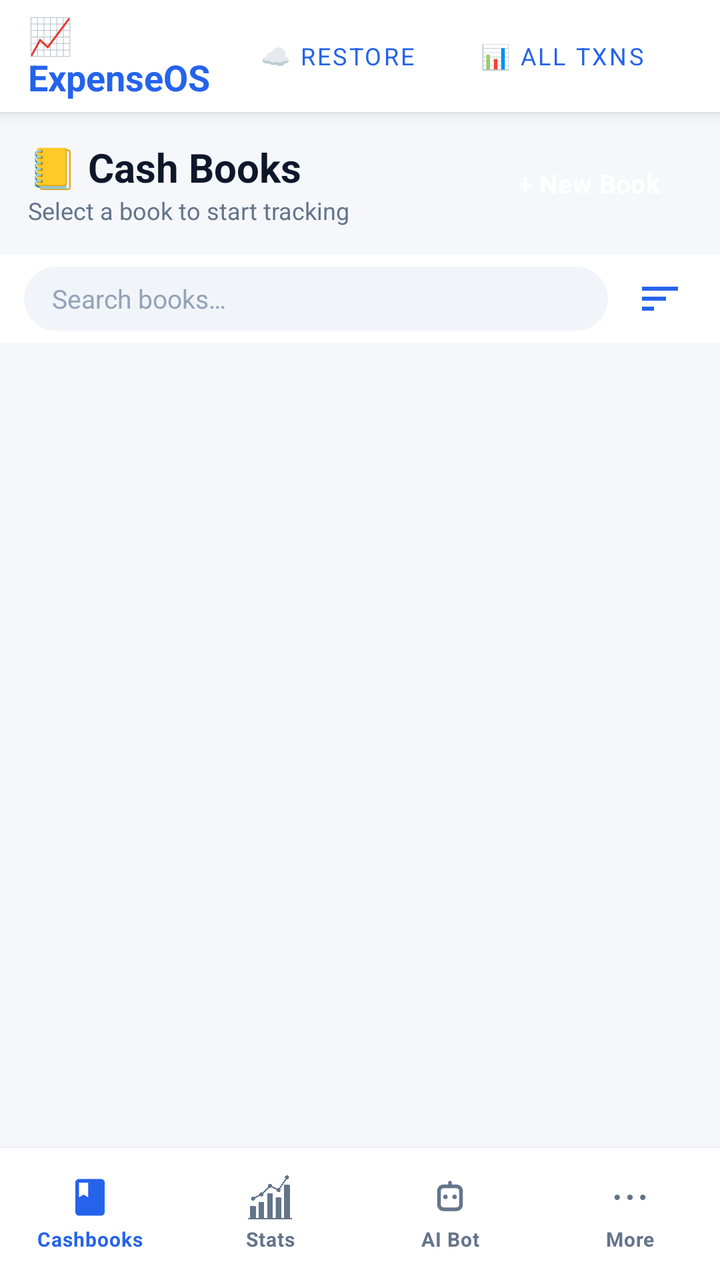
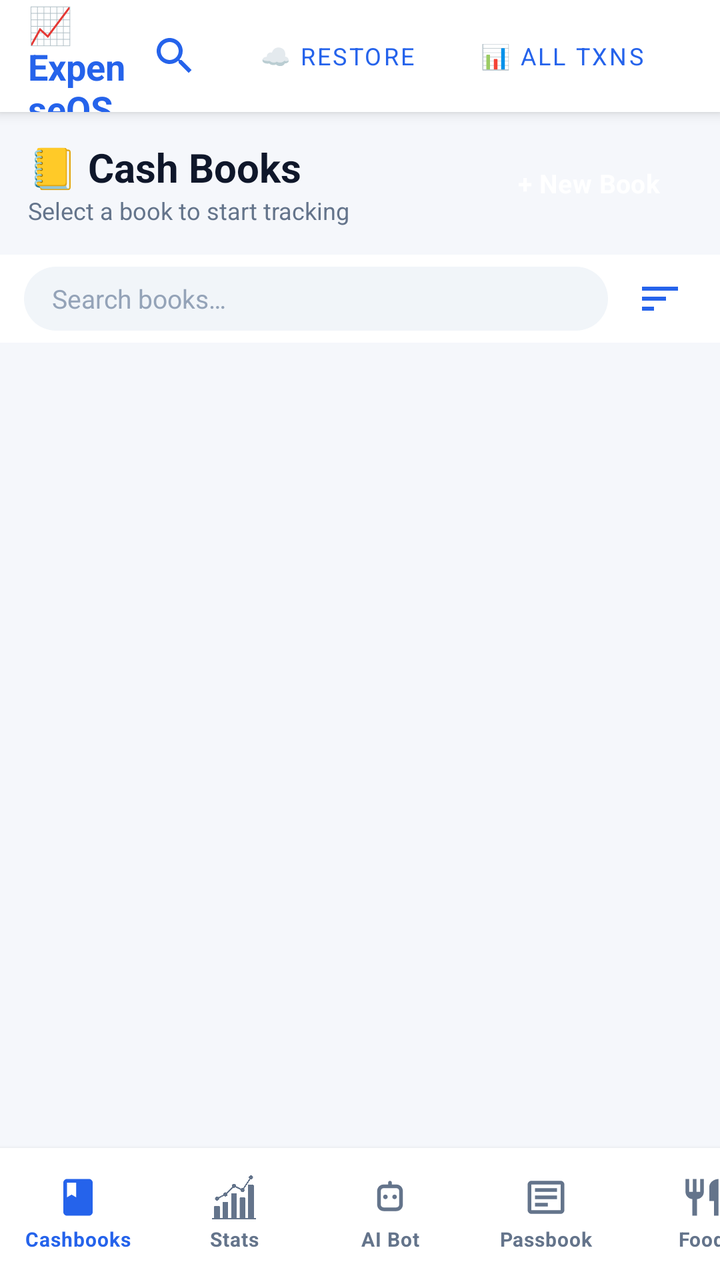

Two renders of the same Android screen: before a commit and after it. Below are the layout's source before the change and the commit's diff.
<!-- AndroidManifest.xml: activity theme Theme.ExpenseOS.Splash -->
<!-- res/layout/activity_main.xml -->
<?xml version="1.0" encoding="utf-8"?>
<LinearLayout xmlns:android="http://schemas.android.com/apk/res/android"
    xmlns:app="http://schemas.android.com/apk/res-auto"
    android:layout_width="match_parent"
    android:layout_height="match_parent"
    android:background="@color/bg"
    android:orientation="vertical">

    
    <LinearLayout
        android:layout_width="match_parent"
        android:layout_height="56dp"
        android:background="@color/nav_bg"
        android:elevation="4dp"
        android:gravity="center_vertical"
        android:orientation="horizontal"
        android:paddingHorizontal="14dp">

        <TextView
            android:layout_width="0dp"
            android:layout_height="wrap_content"
            android:layout_weight="1"
            android:text="📈 ExpenseOS"
            android:textColor="@color/primary"
            android:textSize="18sp"
            android:textStyle="bold" />

        <Button
            android:id="@+id/btnRestoreCloud"
            style="@style/Widget.MaterialComponents.Button.OutlinedButton"
            android:layout_width="wrap_content"
            android:layout_height="36dp"
            android:text="☁ Restore"
            android:textSize="12sp" />

        <Button
            android:id="@+id/btnAllTxn"
            style="@style/Widget.MaterialComponents.Button.OutlinedButton"
            android:layout_width="wrap_content"
            android:layout_height="36dp"
            android:layout_marginEnd="8dp"
            android:text="📊 All Txns"
            android:textSize="12sp" />
    </LinearLayout>

    
    <LinearLayout
        android:layout_width="match_parent"
        android:layout_height="0dp"
        android:layout_weight="1"
        android:orientation="vertical">

        
        <LinearLayout
            android:layout_width="match_parent"
            android:layout_height="wrap_content"
            android:gravity="center_vertical"
            android:orientation="horizontal"
            android:padding="14dp">

            <LinearLayout
                android:layout_width="0dp"
                android:layout_height="wrap_content"
                android:layout_weight="1"
                android:orientation="vertical">

                <TextView
                    android:layout_width="wrap_content"
                    android:layout_height="wrap_content"
                    android:text="📒 Cash Books"
                    android:textColor="@color/text"
                    android:textSize="20sp"
                    android:textStyle="bold" />

                <TextView
                    android:layout_width="wrap_content"
                    android:layout_height="wrap_content"
                    android:text="Select a book to start tracking"
                    android:textColor="@color/text_muted"
                    android:textSize="12sp" />
            </LinearLayout>

            <Button
                android:id="@+id/btnNewBook"
                style="@style/BtnPrimary"
                android:layout_width="wrap_content"
                android:layout_height="40dp"
                android:text="+ New Book"
                android:textSize="13sp" />
        </LinearLayout>

        
        <LinearLayout
            android:layout_width="match_parent"
            android:layout_height="44dp"
            android:background="@color/nav_bg"
            android:gravity="center_vertical"
            android:orientation="horizontal"
            android:paddingHorizontal="12dp"
            android:paddingVertical="6dp">

            <EditText
                android:id="@+id/etBookSearch"
                android:layout_width="0dp"
                android:layout_height="match_parent"
                android:layout_marginEnd="8dp"
                android:layout_weight="1"
                android:background="@drawable/bg_search_field"
                android:hint="Search books…"
                android:imeOptions="actionSearch"
                android:importantForAutofill="no"
                android:inputType="text"
                android:paddingHorizontal="16dp"
                android:textSize="13sp" />

            <ImageButton
                android:id="@+id/btnBookSort"
                android:layout_width="36dp"
                android:layout_height="36dp"
                android:background="?attr/selectableItemBackgroundBorderless"
                android:contentDescription="Sort books"
                android:padding="6dp"
                android:src="@drawable/ic_sort"
                android:tint="@color/primary" />
        </LinearLayout>

        
        <androidx.recyclerview.widget.RecyclerView
            android:id="@+id/rvBooks"
            android:layout_width="match_parent"
            android:layout_height="match_parent"
            android:clipToPadding="false"
            android:layoutAnimation="@anim/layout_animation_fall_down"
            android:padding="6dp" />
    </LinearLayout>

    
    <LinearLayout
        android:layout_width="match_parent"
        android:layout_height="@dimen/bottom_nav_height"
        android:background="@color/nav_bg"
        android:elevation="@dimen/elevation_2"
        android:orientation="horizontal">

        <LinearLayout
            android:id="@+id/navCashbooks"
            style="@style/NavItem">

            <ImageView
                android:id="@+id/navCashbooksIcon"
                android:layout_width="22dp"
                android:layout_height="22dp"
                android:contentDescription="@null"
                android:src="@drawable/ic_book"
                app:tint="@color/primary" />

            <TextView
                android:id="@+id/navCashbooksLabel"
                style="@style/NavLabel"
                android:layout_width="wrap_content"
                android:layout_height="wrap_content"
                android:text="Cashbooks"
                android:textColor="@color/primary" />
        </LinearLayout>

        <LinearLayout
            android:id="@+id/navStats"
            style="@style/NavItem">

            <ImageView
                android:id="@+id/navStatsIcon"
                android:layout_width="22dp"
                android:layout_height="22dp"
                android:contentDescription="@null"
                android:src="@drawable/ic_stats"
                app:tint="@color/text_muted" />

            <TextView
                android:id="@+id/navStatsLabel"
                style="@style/NavLabel"
                android:layout_width="wrap_content"
                android:layout_height="wrap_content"
                android:text="Stats"
                android:textColor="@color/text_muted" />
        </LinearLayout>

        <LinearLayout
            android:id="@+id/navAiAssistant"
            style="@style/NavItem">

            <ImageView
                android:id="@+id/navAiIcon"
                android:layout_width="22dp"
                android:layout_height="22dp"
                android:contentDescription="@null"
                android:src="@drawable/ic_ai"
                app:tint="@color/text_muted" />

            <TextView
                android:id="@+id/navAiAssistantLabel"
                style="@style/NavLabel"
                android:layout_width="wrap_content"
                android:layout_height="wrap_content"
                android:text="AI Bot"
                android:textColor="@color/text_muted" />
        </LinearLayout>

        <LinearLayout
            android:id="@+id/navMore"
            style="@style/NavItem">

            <ImageView
                android:id="@+id/navMoreIcon"
                android:layout_width="22dp"
                android:layout_height="22dp"
                android:contentDescription="@null"
                android:src="@drawable/ic_more"
                app:tint="@color/text_muted" />

            <TextView
                android:id="@+id/navMoreLabel"
                style="@style/NavLabel"
                android:layout_width="wrap_content"
                android:layout_height="wrap_content"
                android:text="More"
                android:textColor="@color/text_muted" />
        </LinearLayout>
    </LinearLayout>
</LinearLayout>
<!-- resources referenced by this layout -->
<resources>
  <color name="bg">#F5F7FB</color>
  <color name="nav_bg">#FFFFFF</color>
  <color name="primary">#2563EB</color>
  <color name="text">#0F172A</color>
  <color name="text_muted">#64748B</color>
  <dimen name="bottom_nav_height">66dp</dimen>
  <dimen name="elevation_2">3dp</dimen>
  <style name="BtnPrimary" parent="BtnBase">
          <item name="backgroundTint">@color/primary</item>
          <item name="android:textColor">@color/on_primary</item>
      </style>
  <style name="NavLabel" parent="Text.Caption">
          <item name="android:textSize">10sp</item>
          <item name="android:textStyle">bold</item>
          <item name="android:layout_marginTop">3dp</item>
      </style>
  <style name="Theme.ExpenseOS.Splash" parent="Theme.ExpenseOS">
          <item name="android:windowBackground">@drawable/splash_logo_background</item>
      </style>
  <color name="surface_2">#F1F5F9</color>
  <color name="on_primary">#FFFFFF</color>
  <dimen name="type_subtitle">15sp</dimen>
  <dimen name="touch_target">48dp</dimen>
  <dimen name="type_caption">12sp</dimen>
  <color name="primary_dark">#1D4ED8</color>
  <color name="secondary">#0F766E</color>
  <color name="secondary_dark">#115E59</color>
  <color name="surface">#FFFFFF</color>
  <color name="danger">#E11D48</color>
  <color name="text_hint">#94A3B8</color>
  <style name="ThemeOverlay.ExpenseOS.BottomSheet" parent="ThemeOverlay.MaterialComponents.BottomSheetDialog">
          <item name="bottomSheetStyle">@style/Widget.ExpenseOS.BottomSheet</item>
      </style>
  <dimen name="type_body">14sp</dimen>
  <dimen name="input_height">50dp</dimen>
  <style name="ShapeAppearance.ExpenseOS.Dialog" parent="ShapeAppearance.MaterialComponents.MediumComponent">
          <item name="cornerFamily">rounded</item>
          <item name="cornerSize">26dp</item>
      </style>
  <!-- unchanged entries left out for length: 17 -->
</resources>

<!-- the commit's change to res/layout/activity_main.xml (unified diff, before → after) -->
@@ -24,6 +24,17 @@
             android:textColor="@color/primary"
             android:textSize="18sp"
             android:textStyle="bold" />
+
+        <ImageButton
+            android:id="@+id/btnGlobalSearch"
+            android:layout_width="36dp"
+            android:layout_height="36dp"
+            android:layout_marginEnd="8dp"
+            android:background="?attr/selectableItemBackgroundBorderless"
+            android:contentDescription="Global search"
+            android:padding="7dp"
+            android:src="@drawable/ic_search"
+            app:tint="@color/primary" />
 
         <Button
             android:id="@+id/btnRestoreCloud"
@@ -135,95 +146,179 @@
     </LinearLayout>
 
     
-    <LinearLayout
+    <HorizontalScrollView
         android:layout_width="match_parent"
         android:layout_height="@dimen/bottom_nav_height"
         android:background="@color/nav_bg"
         android:elevation="@dimen/elevation_2"
-        android:orientation="horizontal">
+        android:fillViewport="true"
+        android:scrollbars="none">
 
         <LinearLayout
-            android:id="@+id/navCashbooks"
-            style="@style/NavItem">
-
-            <ImageView
-                android:id="@+id/navCashbooksIcon"
-                android:layout_width="22dp"
-                android:layout_height="22dp"
-                android:contentDescription="@null"
-                android:src="@drawable/ic_book"
-                app:tint="@color/primary" />
-
-            <TextView
-                android:id="@+id/navCashbooksLabel"
-                style="@style/NavLabel"
-                android:layout_width="wrap_content"
-                android:layout_height="wrap_content"
-                android:text="Cashbooks"
-                android:textColor="@color/primary" />
+            android:layout_width="wrap_content"
+            android:layout_height="match_parent"
+            android:orientation="horizontal">
+
+            <LinearLayout
+                android:id="@+id/navCashbooks"
+                style="@style/NavItem"
+                android:layout_width="78dp"
+                android:layout_weight="0">
+
+                <ImageView
+                    android:id="@+id/navCashbooksIcon"
+                    android:layout_width="22dp"
+                    android:layout_height="22dp"
+                    android:contentDescription="@null"
+                    android:src="@drawable/ic_book"
+                    app:tint="@color/primary" />
+
+                <TextView
+                    android:id="@+id/navCashbooksLabel"
+                    style="@style/NavLabel"
+                    android:layout_width="wrap_content"
+                    android:layout_height="wrap_content"
+                    android:text="Cashbooks"
+                    android:textColor="@color/primary" />
+            </LinearLayout>
+
+            <LinearLayout
+                android:id="@+id/navStats"
+                style="@style/NavItem"
+                android:layout_width="78dp"
+                android:layout_weight="0">
+
+                <ImageView
+                    android:id="@+id/navStatsIcon"
+                    android:layout_width="22dp"
+                    android:layout_height="22dp"
+                    android:contentDescription="@null"
+                    android:src="@drawable/ic_stats"
+                    app:tint="@color/text_muted" />
+
+                <TextView
+                    android:id="@+id/navStatsLabel"
+                    style="@style/NavLabel"
+                    android:layout_width="wrap_content"
+                    android:layout_height="wrap_content"
+                    android:text="Stats"
+                    android:textColor="@color/text_muted" />
+            </LinearLayout>
+
+            <LinearLayout
+                android:id="@+id/navAiAssistant"
+                style="@style/NavItem"
+                android:layout_width="78dp"
+                android:layout_weight="0">
+
+                <ImageView
+                    android:id="@+id/navAiIcon"
+                    android:layout_width="22dp"
+                    android:layout_height="22dp"
+                    android:contentDescription="@null"
+                    android:src="@drawable/ic_ai"
+                    app:tint="@color/text_muted" />
+
+                <TextView
+                    android:id="@+id/navAiAssistantLabel"
+                    style="@style/NavLabel"
+                    android:layout_width="wrap_content"
+                    android:layout_height="wrap_content"
+                    android:text="AI Bot"
+                    android:textColor="@color/text_muted" />
+            </LinearLayout>
+
+            <LinearLayout
+                android:id="@+id/navPassbook"
+                style="@style/NavItem"
+                android:layout_width="78dp"
+                android:layout_weight="0">
+
+                <ImageView
+                    android:id="@+id/navPassbookIcon"
+                    android:layout_width="22dp"
+                    android:layout_height="22dp"
+                    android:contentDescription="@null"
+                    android:src="@drawable/ic_passbook"
+                    app:tint="@color/text_muted" />
+
+                <TextView
+                    android:id="@+id/navPassbookLabel"
+                    style="@style/NavLabel"
+                    android:layout_width="wrap_content"
+                    android:layout_height="wrap_content"
+                    android:text="Passbook"
+                    android:textColor="@color/text_muted" />
+            </LinearLayout>
+
+            <LinearLayout
+                android:id="@+id/navFoodTracker"
+                style="@style/NavItem"
+                android:layout_width="78dp"
+                android:layout_weight="0">
+
+                <ImageView
+                    android:id="@+id/navFoodIcon"
+                    android:layout_width="22dp"
+                    android:layout_height="22dp"
+                    android:contentDescription="@null"
+                    android:src="@drawable/ic_food"
+                    app:tint="@color/text_muted" />
+
+                <TextView
+                    android:id="@+id/navFoodLabel"
+                    style="@style/NavLabel"
+                    android:layout_width="wrap_content"
+                    android:layout_height="wrap_content"
+                    android:text="Food"
+                    android:textColor="@color/text_muted" />
+            </LinearLayout>
+
+            <LinearLayout
+                android:id="@+id/navIntegrations"
+                style="@style/NavItem"
+                android:layout_width="78dp"
+                android:layout_weight="0">
+
+                <ImageView
+                    android:id="@+id/navIntegrationsIcon"
+                    android:layout_width="22dp"
+                    android:layout_height="22dp"
+                    android:contentDescription="@null"
+                    android:src="@drawable/ic_link"
+                    app:tint="@color/text_muted" />
+
+                <TextView
+                    android:id="@+id/navIntegrationsLabel"
+                    style="@style/NavLabel"
+                    android:layout_width="wrap_content"
+                    android:layout_height="wrap_content"
+                    android:text="Integrations"
+                    android:textColor="@color/text_muted" />
+            </LinearLayout>
+
+            <LinearLayout
+                android:id="@+id/navMore"
+                style="@style/NavItem"
+                android:layout_width="78dp"
+                android:layout_weight="0">
+
+                <ImageView
+                    android:id="@+id/navMoreIcon"
+                    android:layout_width="22dp"
+                    android:layout_height="22dp"
+                    android:contentDescription="@null"
+                    android:src="@drawable/ic_more"
+                    app:tint="@color/text_muted" />
+
+                <TextView
+                    android:id="@+id/navMoreLabel"
+                    style="@style/NavLabel"
+                    android:layout_width="wrap_content"
+                    android:layout_height="wrap_content"
+                    android:text="More"
+                    android:textColor="@color/text_muted" />
+            </LinearLayout>
         </LinearLayout>
-
-        <LinearLayout
-            android:id="@+id/navStats"
-            style="@style/NavItem">
-
-            <ImageView
-                android:id="@+id/navStatsIcon"
-                android:layout_width="22dp"
-                android:layout_height="22dp"
-                android:contentDescription="@null"
-                android:src="@drawable/ic_stats"
-                app:tint="@color/text_muted" />
-
-            <TextView
-                android:id="@+id/navStatsLabel"
-                style="@style/NavLabel"
-                android:layout_width="wrap_content"
-                android:layout_height="wrap_content"
-                android:text="Stats"
-                android:textColor="@color/text_muted" />
-        </LinearLayout>
-
-        <LinearLayout
-            android:id="@+id/navAiAssistant"
-            style="@style/NavItem">
-
-            <ImageView
-                android:id="@+id/navAiIcon"
-                android:layout_width="22dp"
-                android:layout_height="22dp"
-                android:contentDescription="@null"
-                android:src="@drawable/ic_ai"
-                app:tint="@color/text_muted" />
-
-            <TextView
-                android:id="@+id/navAiAssistantLabel"
-                style="@style/NavLabel"
-                android:layout_width="wrap_content"
-                android:layout_height="wrap_content"
-                android:text="AI Bot"
-                android:textColor="@color/text_muted" />
-        </LinearLayout>
-
-        <LinearLayout
-            android:id="@+id/navMore"
-            style="@style/NavItem">
-
-            <ImageView
-                android:id="@+id/navMoreIcon"
-                android:layout_width="22dp"
-                android:layout_height="22dp"
-                android:contentDescription="@null"
-                android:src="@drawable/ic_more"
-                app:tint="@color/text_muted" />
-
-            <TextView
-                android:id="@+id/navMoreLabel"
-                style="@style/NavLabel"
-                android:layout_width="wrap_content"
-                android:layout_height="wrap_content"
-                android:text="More"
-                android:textColor="@color/text_muted" />
-        </LinearLayout>
-    </LinearLayout>
+    </HorizontalScrollView>
 </LinearLayout>
<!-- resource entries referenced after the edit -->
@@ -7,6 +7,44 @@
   <color name="text_muted">#64748B</color>
   <dimen name="bottom_nav_height">66dp</dimen>
   <dimen name="elevation_2">3dp</dimen>
+  <!-- drawable ic_food (drawable) -->
+  <?xml version="1.0" encoding="utf-8"?>
+  <vector xmlns:android="http://schemas.android.com/apk/res/android"
+      android:width="24dp"
+      android:height="24dp"
+      android:viewportWidth="24"
+      android:viewportHeight="24">
+      <path
+          android:fillColor="#000000"
+          android:pathData="M11,9H9V2H7v7H5V2H3v7c0,2.12 1.66,3.84 3.75,3.97V22h2.5v-9.03C11.34,12.84 13,11.12 13,9V2h-2v7zM16,6v8h2.5v8H21V2c-2.76,0 -5,2.24 -5,4z" />
+  </vector>
+  <!-- drawable ic_link (drawable) -->
+  <?xml version="1.0" encoding="utf-8"?>
+  <vector xmlns:android="http://schemas.android.com/apk/res/android"
+      android:width="24dp"
+      android:height="24dp"
+      android:viewportWidth="24"
+      android:viewportHeight="24">
+      <path
+          android:fillColor="#000000"
+          android:pathData="M3.9,12c0,-1.71 1.39,-3.1 3.1,-3.1h4V7H7c-2.76,0 -5,2.24 -5,5s2.24,5 5,5h4v-1.9H7c-1.71,0 -3.1,-1.39 -3.1,-3.1zM8,13h8v-2H8v2zM17,7h-4v1.9h4c1.71,0 3.1,1.39 3.1,3.1s-1.39,3.1 -3.1,3.1h-4V17h4c2.76,0 5,-2.24 5,-5s-2.24,-5 -5,-5z" />
+  </vector>
+  <!-- drawable ic_passbook (drawable) -->
+  <?xml version="1.0" encoding="utf-8"?>
+  <vector xmlns:android="http://schemas.android.com/apk/res/android"
+      android:width="24dp" android:height="24dp"
+      android:viewportWidth="24" android:viewportHeight="24">
+      <path android:fillColor="#000000"
+          android:pathData="M20,3L4,3c-1.1,0 -2,0.9 -2,2v14c0,1.1 0.9,2 2,2h16c1.1,0 2,-0.9 2,-2L22,5c0,-1.1 -0.9,-2 -2,-2zM20,19L4,19L4,5h16v14zM6,7h12v2L6,9zM6,11h12v2L6,13zM6,15h7v2L6,17z"/>
+  </vector>
+  <!-- drawable ic_search (drawable) -->
+  <?xml version="1.0" encoding="utf-8"?>
+  <vector xmlns:android="http://schemas.android.com/apk/res/android"
+      android:width="24dp" android:height="24dp"
+      android:viewportWidth="24" android:viewportHeight="24">
+      <path android:fillColor="#000000"
+          android:pathData="M15.5,14h-0.79l-0.28,-0.27C15.41,12.59 16,11.11 16,9.5 16,5.91 13.09,3 9.5,3S3,5.91 3,9.5 5.91,16 9.5,16c1.61,0 3.09,-0.59 4.23,-1.57l0.27,0.28v0.79l5,4.99L20.49,19l-4.99,-5zM9.5,14C7.01,14 5,11.99 5,9.5S7.01,5 9.5,5 14,7.01 14,9.5 11.99,14 9.5,14z"/>
+  </vector>
   <style name="BtnPrimary" parent="BtnBase">
           <item name="backgroundTint">@color/primary</item>
           <item name="android:textColor">@color/on_primary</item>
